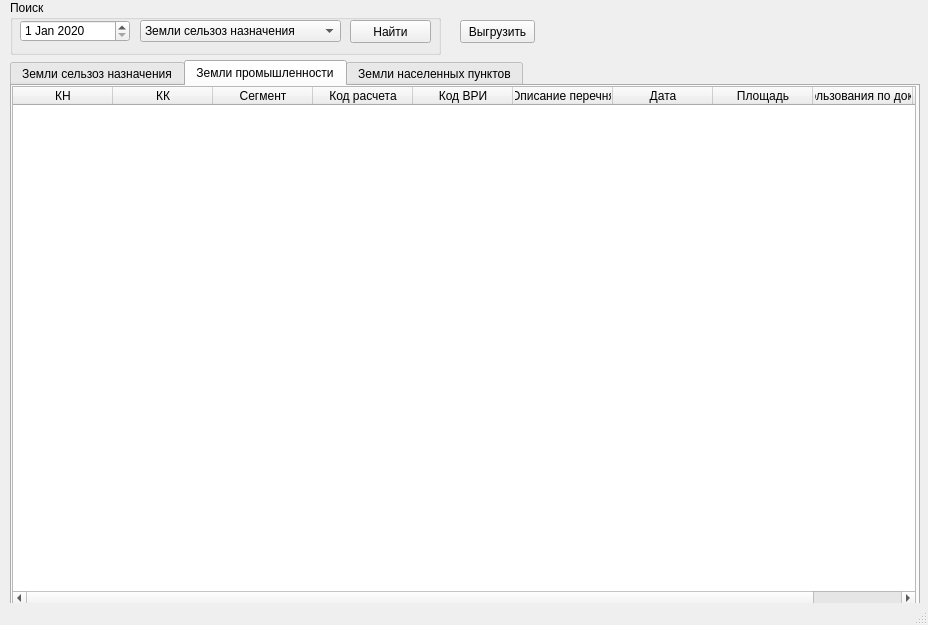
The window that ui.ui (AlDS90/is_category_changed) describes before a commit, drawn with Qt 5.
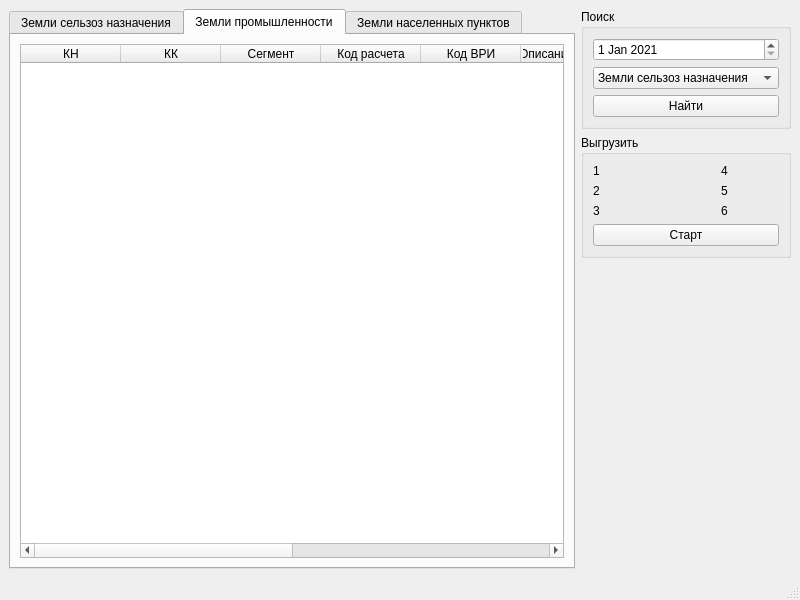
The same window after the commit. The open tabs and pages were chosen to show the change.

What changed in the file:
```diff
--- a/ui.ui
+++ b/ui.ui
@@ -6,321 +6,327 @@
    <rect>
     <x>0</x>
     <y>0</y>
-    <width>928</width>
-    <height>625</height>
+    <width>800</width>
+    <height>600</height>
    </rect>
   </property>
   <property name="windowTitle">
    <string>MainWindow</string>
   </property>
   <widget class="QWidget" name="centralwidget">
-   <widget class="QGroupBox" name="groupBox">
-    <property name="geometry">
-     <rect>
-      <x>10</x>
-      <y>0</y>
-      <width>431</width>
-      <height>55</height>
-     </rect>
-    </property>
-    <property name="title">
-     <string>Поиск</string>
-    </property>
-    <widget class="QDateEdit" name="dateEdit">
-     <property name="geometry">
-      <rect>
-       <x>10</x>
-       <y>20</y>
-       <width>110</width>
-       <height>22</height>
-      </rect>
-     </property>
-     <property name="date">
-      <date>
-       <year>2020</year>
-       <month>1</month>
-       <day>1</day>
-      </date>
-     </property>
-    </widget>
-    <widget class="QPushButton" name="pushButton">
-     <property name="geometry">
-      <rect>
-       <x>340</x>
-       <y>20</y>
-       <width>81</width>
-       <height>23</height>
-      </rect>
-     </property>
-     <property name="text">
-      <string>Найти</string>
-     </property>
-    </widget>
-    <widget class="QComboBox" name="comboBox">
-     <property name="geometry">
-      <rect>
-       <x>130</x>
-       <y>20</y>
-       <width>201</width>
-       <height>22</height>
-      </rect>
-     </property>
-     <item>
-      <property name="text">
-       <string>Земли сельзоз назначения</string>
+   <layout class="QHBoxLayout" name="horizontalLayout">
+    <item>
+     <widget class="QTabWidget" name="tabWidget">
+      <property name="currentIndex">
+       <number>0</number>
       </property>
-     </item>
-     <item>
-      <property name="text">
-       <string>Земли промышленности</string>
-      </property>
-     </item>
-     <item>
-      <property name="text">
-       <string>Земли населенных пунктов</string>
-      </property>
-     </item>
-    </widget>
-   </widget>
-   <widget class="QTabWidget" name="tabWidget">
-    <property name="geometry">
-     <rect>
-      <x>10</x>
-      <y>60</y>
-      <width>910</width>
-      <height>546</height>
-     </rect>
-    </property>
-    <property name="currentIndex">
-     <number>0</number>
-    </property>
-    <widget class="QWidget" name="tab_sx">
-     <attribute name="title">
-      <string>Земли сельзоз назначения</string>
-     </attribute>
-     <widget class="QTableWidget" name="table_sx">
-      <property name="geometry">
-       <rect>
-        <x>0</x>
-        <y>0</y>
-        <width>904</width>
-        <height>520</height>
-       </rect>
-      </property>
-      <property name="styleSheet">
-       <string notr="true"/>
-      </property>
-      <property name="lineWidth">
-       <number>1</number>
-      </property>
-      <column>
-       <property name="text">
-        <string>КН</string>
-       </property>
-      </column>
-      <column>
-       <property name="text">
-        <string>КК</string>
-       </property>
-      </column>
-      <column>
-       <property name="text">
-        <string>Сегмент</string>
-       </property>
-      </column>
-      <column>
-       <property name="text">
-        <string>Код расчета</string>
-       </property>
-      </column>
-      <column>
-       <property name="text">
-        <string>Код ВРИ</string>
-       </property>
-      </column>
-      <column>
-       <property name="text">
-        <string>Описание перечня</string>
-       </property>
-      </column>
-      <column>
-       <property name="text">
-        <string>Дата</string>
-       </property>
-      </column>
-      <column>
-       <property name="text">
-        <string>Площадь</string>
-       </property>
-      </column>
-      <column>
-       <property name="text">
-        <string>Вид использования по документам</string>
-       </property>
-      </column>
-      <column>
-       <property name="text">
-        <string>Неформализованное описание</string>
-       </property>
-      </column>
+      <widget class="QWidget" name="tab_sx">
+       <attribute name="title">
+        <string>Земли сельзоз назначения</string>
+       </attribute>
+       <layout class="QVBoxLayout" name="verticalLayout_3">
+        <item>
+         <widget class="QTableWidget" name="table_sx">
+          <column>
+           <property name="text">
+            <string>КН</string>
+           </property>
+          </column>
+          <column>
+           <property name="text">
+            <string>КК</string>
+           </property>
+          </column>
+          <column>
+           <property name="text">
+            <string>Сегмент</string>
+           </property>
+          </column>
+          <column>
+           <property name="text">
+            <string>Код расчета</string>
+           </property>
+          </column>
+          <column>
+           <property name="text">
+            <string>Код ВРИ</string>
+           </property>
+          </column>
+          <column>
+           <property name="text">
+            <string>Описание перечня</string>
+           </property>
+          </column>
+          <column>
+           <property name="text">
+            <string>Дата</string>
+           </property>
+          </column>
+          <column>
+           <property name="text">
+            <string>Площадь</string>
+           </property>
+          </column>
+          <column>
+           <property name="text">
+            <string>Вид использования по документам</string>
+           </property>
+          </column>
+          <column>
+           <property name="text">
+            <string>Неформализованное описание</string>
+           </property>
+          </column>
+         </widget>
+        </item>
+       </layout>
+      </widget>
+      <widget class="QWidget" name="tab_prom">
+       <attribute name="title">
+        <string>Земли промышленности</string>
+       </attribute>
+       <layout class="QVBoxLayout" name="verticalLayout_4">
+        <item>
+         <widget class="QTableWidget" name="table_prom">
+          <column>
+           <property name="text">
+            <string>КН</string>
+           </property>
+          </column>
+          <column>
+           <property name="text">
+            <string>КК</string>
+           </property>
+          </column>
+          <column>
+           <property name="text">
+            <string>Сегмент</string>
+           </property>
+          </column>
+          <column>
+           <property name="text">
+            <string>Код расчета</string>
+           </property>
+          </column>
+          <column>
+           <property name="text">
+            <string>Код ВРИ</string>
+           </property>
+          </column>
+          <column>
+           <property name="text">
+            <string>Описание перечня</string>
+           </property>
+          </column>
+          <column>
+           <property name="text">
+            <string>Дата</string>
+           </property>
+          </column>
+          <column>
+           <property name="text">
+            <string>Площадь</string>
+           </property>
+          </column>
+          <column>
+           <property name="text">
+            <string>Вид использования по документам</string>
+           </property>
+          </column>
+          <column>
+           <property name="text">
+            <string>Неформализованное описание</string>
+           </property>
+          </column>
+         </widget>
+        </item>
+       </layout>
+      </widget>
+      <widget class="QWidget" name="tab_nasel">
+       <attribute name="title">
+        <string>Земли населенных пунктов</string>
+       </attribute>
+       <layout class="QVBoxLayout" name="verticalLayout_5">
+        <item>
+         <widget class="QTableWidget" name="table_nasel">
+          <column>
+           <property name="text">
+            <string>КН</string>
+           </property>
+          </column>
+          <column>
+           <property name="text">
+            <string>КК</string>
+           </property>
+          </column>
+          <column>
+           <property name="text">
+            <string>Сегмент</string>
+           </property>
+          </column>
+          <column>
+           <property name="text">
+            <string>Код расчета</string>
+           </property>
+          </column>
+          <column>
+           <property name="text">
+            <string>Код ВРИ</string>
+           </property>
+          </column>
+          <column>
+           <property name="text">
+            <string>Описание перечня</string>
+           </property>
+          </column>
+          <column>
+           <property name="text">
+            <string>Дата</string>
+           </property>
+          </column>
+          <column>
+           <property name="text">
+            <string>Площадь</string>
+           </property>
+          </column>
+          <column>
+           <property name="text">
+            <string>Вид использования по документам</string>
+           </property>
+          </column>
+          <column>
+           <property name="text">
+            <string>Неформализованное описание</string>
+           </property>
+          </column>
+         </widget>
+        </item>
+       </layout>
+      </widget>
      </widget>
-    </widget>
-    <widget class="QWidget" name="tab_prom">
-     <attribute name="title">
-      <string>Земли промышленности</string>
-     </attribute>
-     <widget class="QTableWidget" name="table_prom">
-      <property name="geometry">
-       <rect>
-        <x>0</x>
-        <y>0</y>
-        <width>904</width>
-        <height>520</height>
-       </rect>
-      </property>
-      <property name="styleSheet">
-       <string notr="true"/>
-      </property>
-      <property name="lineWidth">
-       <number>1</number>
-      </property>
-      <column>
-       <property name="text">
-        <string>КН</string>
-       </property>
-      </column>
-      <column>
-       <property name="text">
-        <string>КК</string>
-       </property>
-      </column>
-      <column>
-       <property name="text">
-        <string>Сегмент</string>
-       </property>
-      </column>
-      <column>
-       <property name="text">
-        <string>Код расчета</string>
-       </property>
-      </column>
-      <column>
-       <property name="text">
-        <string>Код ВРИ</string>
-       </property>
-      </column>
-      <column>
-       <property name="text">
-        <string>Описание перечня</string>
-       </property>
-      </column>
-      <column>
-       <property name="text">
-        <string>Дата</string>
-       </property>
-      </column>
-      <column>
-       <property name="text">
-        <string>Площадь</string>
-       </property>
-      </column>
-      <column>
-       <property name="text">
-        <string>Вид использования по документам</string>
-       </property>
-      </column>
-      <column>
-       <property name="text">
-        <string>Неформализованное описание</string>
-       </property>
-      </column>
-     </widget>
-    </widget>
-    <widget class="QWidget" name="tab_nasel">
-     <attribute name="title">
-      <string>Земли населенных пунктов</string>
-     </attribute>
-     <widget class="QTableWidget" name="table_nasel">
-      <property name="geometry">
-       <rect>
-        <x>0</x>
-        <y>0</y>
-        <width>904</width>
-        <height>520</height>
-       </rect>
-      </property>
-      <property name="styleSheet">
-       <string notr="true"/>
-      </property>
-      <property name="lineWidth">
-       <number>1</number>
-      </property>
-      <column>
-       <property name="text">
-        <string>КН</string>
-       </property>
-      </column>
-      <column>
-       <property name="text">
-        <string>КК</string>
-       </property>
-      </column>
-      <column>
-       <property name="text">
-        <string>Сегмент</string>
-       </property>
-      </column>
-      <column>
-       <property name="text">
-        <string>Код расчета</string>
-       </property>
-      </column>
-      <column>
-       <property name="text">
-        <string>Код ВРИ</string>
-       </property>
-      </column>
-      <column>
-       <property name="text">
-        <string>Описание перечня</string>
-       </property>
-      </column>
-      <column>
-       <property name="text">
-        <string>Дата</string>
-       </property>
-      </column>
-      <column>
-       <property name="text">
-        <string>Площадь</string>
-       </property>
-      </column>
-      <column>
-       <property name="text">
-        <string>Вид использования по документам</string>
-       </property>
-      </column>
-      <column>
-       <property name="text">
-        <string>Неформализованное описание</string>
-       </property>
-      </column>
-     </widget>
-    </widget>
-   </widget>
-   <widget class="QPushButton" name="pushButton_2">
-    <property name="geometry">
-     <rect>
-      <x>460</x>
-      <y>20</y>
-      <width>75</width>
-      <height>23</height>
-     </rect>
-    </property>
-    <property name="text">
-     <string>Выгрузить</string>
-    </property>
-   </widget>
+    </item>
+    <item>
+     <layout class="QVBoxLayout" name="verticalLayout_2">
+      <item>
+       <widget class="QGroupBox" name="groupBox">
+        <property name="title">
+         <string>Поиск</string>
+        </property>
+        <layout class="QVBoxLayout" name="verticalLayout">
+         <item>
+          <widget class="QDateEdit" name="dateEdit">
+           <property name="date">
+            <date>
+             <year>2021</year>
+             <month>1</month>
+             <day>1</day>
+            </date>
+           </property>
+          </widget>
+         </item>
+         <item>
+          <widget class="QComboBox" name="comboBox">
+           <item>
+            <property name="text">
+             <string>Земли сельзоз назначения</string>
+            </property>
+           </item>
+           <item>
+            <property name="text">
+             <string>Земли промышленности</string>
+            </property>
+           </item>
+           <item>
+            <property name="text">
+             <string>Земли населенных пунктов</string>
+            </property>
+           </item>
+          </widget>
+         </item>
+         <item>
+          <widget class="QPushButton" name="pushButton">
+           <property name="text">
+            <string>Найти</string>
+           </property>
+          </widget>
+         </item>
+        </layout>
+       </widget>
+      </item>
+      <item>
+       <widget class="QGroupBox" name="groupBox_2">
+        <property name="title">
+         <string>Выгрузить</string>
+        </property>
+        <layout class="QGridLayout" name="gridLayout">
+         <item row="1" column="0">
+          <widget class="QLabel" name="label_2">
+           <property name="text">
+            <string>2</string>
+           </property>
+          </widget>
+         </item>
+         <item row="1" column="2">
+          <widget class="QLabel" name="label_5">
+           <property name="text">
+            <string>5</string>
+           </property>
+          </widget>
+         </item>
+         <item row="0" column="0">
+          <widget class="QLabel" name="label">
+           <property name="text">
+            <string>1</string>
+           </property>
+          </widget>
+         </item>
+         <item row="3" column="0" colspan="3">
+          <widget class="QPushButton" name="pushButton_2">
+           <property name="text">
+            <string>Старт</string>
+           </property>
+          </widget>
+         </item>
+         <item row="2" column="0">
+          <widget class="QLabel" name="label_3">
+           <property name="text">
+            <string>3</string>
+           </property>
+          </widget>
+         </item>
+         <item row="0" column="2">
+          <widget class="QLabel" name="label_4">
+           <property name="text">
+            <string>4</string>
+           </property>
+          </widget>
+         </item>
+         <item row="2" column="2">
+          <widget class="QLabel" name="label_6">
+           <property name="text">
+            <string>6</string>
+           </property>
+          </widget>
+         </item>
+        </layout>
+       </widget>
+      </item>
+      <item>
+       <spacer name="verticalSpacer">
+        <property name="orientation">
+         <enum>Qt::Vertical</enum>
+        </property>
+        <property name="sizeHint" stdset="0">
+         <size>
+          <width>20</width>
+          <height>40</height>
+         </size>
+        </property>
+       </spacer>
+      </item>
+     </layout>
+    </item>
+   </layout>
   </widget>
   <widget class="QStatusBar" name="statusbar"/>
  </widget>
```
